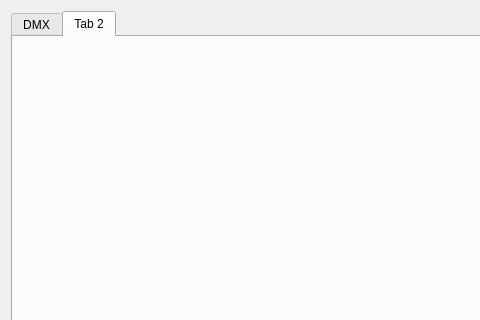
Before: the Qt Designer form StageRunner/gui/setupwidget.ui in Pit1966/StageRunner, drawn with Qt 5; both pictures show x 0 to 480 and y 0 to 320 of the 700 by 596 pixel window.
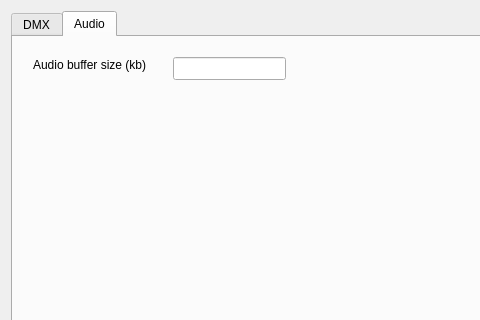
After: the same form once the commit is applied. The open tabs and pages were chosen to show the change.

Commit message: New: ControlLoop LightScene TimerLoop Thread AudioBuffer Size für AudioSlots kann jetzt eingestellt werden

The edit to the form file:
```diff
--- a/StageRunner/gui/setupwidget.ui
+++ b/StageRunner/gui/setupwidget.ui
@@ -45,8 +45,31 @@
      </widget>
      <widget class="QWidget" name="tab_2">
       <attribute name="title">
-       <string>Tab 2</string>
+       <string>Audio</string>
       </attribute>
+      <widget class="QLabel" name="label_2">
+       <property name="geometry">
+        <rect>
+         <x>20</x>
+         <y>20</y>
+         <width>141</width>
+         <height>16</height>
+        </rect>
+       </property>
+       <property name="text">
+        <string>Audio buffer size (kb)</string>
+       </property>
+      </widget>
+      <widget class="QLineEdit" name="audioBufferSizeEdit">
+       <property name="geometry">
+        <rect>
+         <x>160</x>
+         <y>20</y>
+         <width>113</width>
+         <height>23</height>
+        </rect>
+       </property>
+      </widget>
      </widget>
     </widget>
    </item>
```
Left out of the diff: 5 changed lines with no effect on the pictures. The commit also changes 26 other files.
